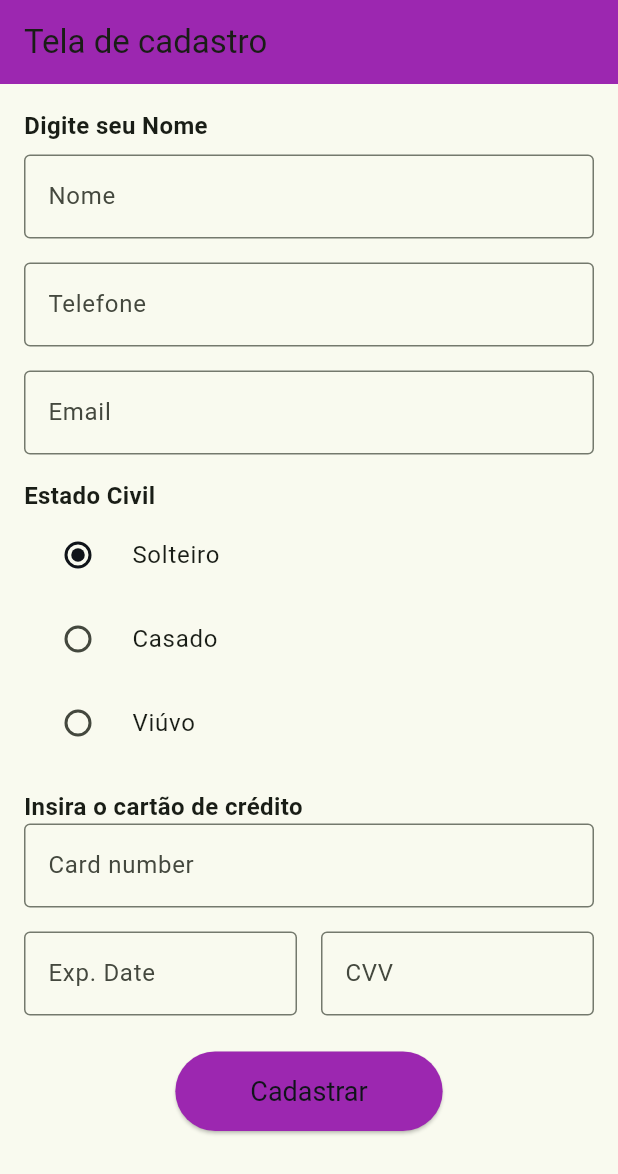
After one commit to lemuelpires/flutter_sigma, a Flutter app: the CadastroScreen screen opened directly, on a phone screen of 412 x 824 dp. The commit adds this screen. Shown: the top 1174 px of the screen. Run offline on Flutter 3.47's test engine with Material 3 defaults, Android fonts, the phone set to English and light mode, and no system bars; our stand-ins replace cloud_firestore, dio, firebase_auth, firebase_core, flutter_svg, font_awesome_flutter and 2 more; accounts and stored records are empty; project files that could hold a hidden picture were left out.

Commit message:
testes de design

```diff
--- /dev/null
+++ b/lib/teste_Cadastro.dart
@@ -0,0 +1,160 @@
+import 'package:flutter/material.dart';
+
+void main() {
+  runApp(TesteCadastro());
+}
+
+class TesteCadastro extends StatelessWidget {
+  @override
+  Widget build(BuildContext context) {
+    return MaterialApp(
+      home: CadastroScreen(),
+    );
+  }
+}
+
+class CadastroScreen extends StatefulWidget {
+  @override
+  _CadastroScreenState createState() => _CadastroScreenState();
+}
+
+class _CadastroScreenState extends State<CadastroScreen> {
+  String _estadoCivil = 'Solteiro';
+
+  @override
+  Widget build(BuildContext context) {
+    return Scaffold(
+      appBar: AppBar(
+        title: Text("Tela de cadastro"),
+        backgroundColor: Colors.purple,
+      ),
+      body: Padding(
+        padding: const EdgeInsets.all(16.0),
+        child: SingleChildScrollView(
+          child: Column(
+            crossAxisAlignment: CrossAxisAlignment.start,
+            children: [
+              Text(
+                "Digite seu Nome",
+                style: TextStyle(fontSize: 16, fontWeight: FontWeight.bold),
+              ),
+              SizedBox(height: 8),
+              TextField(
+                decoration: InputDecoration(
+                  labelText: 'Nome',
+                  border: OutlineInputBorder(),
+                ),
+              ),
+              SizedBox(height: 16),
+              TextField(
+                decoration: InputDecoration(
+                  labelText: 'Telefone',
+                  border: OutlineInputBorder(),
+                ),
+                keyboardType: TextInputType.phone,
+              ),
+              SizedBox(height: 16),
+              TextField(
+                decoration: InputDecoration(
+                  labelText: 'Email',
+                  border: OutlineInputBorder(),
+                ),
+                keyboardType: TextInputType.emailAddress,
+              ),
+              SizedBox(height: 16),
+              Text(
+                "Estado Civil",
+                style: TextStyle(fontSize: 16, fontWeight: FontWeight.bold),
+              ),
+              Column(
+                children: [
+                  RadioListTile(
+                    title: Text("Solteiro"),
+                    value: "Solteiro",
+                    groupValue: _estadoCivil,
+                    onChanged: (value) {
+                      setState(() {
+                        _estadoCivil = value.toString();
+                      });
+                    },
+                  ),
+                  RadioListTile(
+                    title: Text("Casado"),
+                    value: "Casado",
+                    groupValue: _estadoCivil,
+                    onChanged: (value) {
+                      setState(() {
+                        _estadoCivil = value.toString();
+                      });
+                    },
+                  ),
+                  RadioListTile(
+                    title: Text("Viúvo"),
+                    value: "Viúvo",
+                    groupValue: _estadoCivil,
+                    onChanged: (value) {
+                      setState(() {
+                        _estadoCivil = value.toString();
+                      });
+                    },
+                  ),
+                ],
+              ),
+              SizedBox(height: 16),
+              Text(
+                "Insira o cartão de crédito",
+                style: TextStyle(fontSize: 16, fontWeight: FontWeight.bold),
+              ),
+              TextField(
+                decoration: InputDecoration(
+                  labelText: 'Card number',
+                  border: OutlineInputBorder(),
+                ),
+                obscureText: true,
+                keyboardType: TextInputType.number,
+              ),
+              SizedBox(height: 16),
+              Row(
+                children: [
+                  Expanded(
+                    child: TextField(
+                      decoration: InputDecoration(
+                        labelText: 'Exp. Date',
+                        border: OutlineInputBorder(),
+                      ),
+                      keyboardType: TextInputType.datetime,
+                    ),
+                  ),
+                  SizedBox(width: 16),
+                  Expanded(
+                    child: TextField(
+                      decoration: InputDecoration(
+                        labelText: 'CVV',
+                        border: OutlineInputBorder(),
+                      ),
+                      keyboardType: TextInputType.number,
+                    ),
+                  ),
+                ],
+              ),
+              SizedBox(height: 24),
+              Center(
+                child: ElevatedButton(
+                  onPressed: () {
+                    // Ação de cadastro
+                  },
+                  style: ElevatedButton.styleFrom(
+                    backgroundColor: Colors.purple,
+                    padding: EdgeInsets.symmetric(horizontal: 50, vertical: 16),
+                    textStyle: TextStyle(fontSize: 18),
+                  ),
+                  child: Text("Cadastrar"),
+                ),
+              ),
+            ],
+          ),
+        ),
+      ),
+    );
+  }
+}
--- a/lib/widgets/header.dart
+++ b/lib/widgets/header.dart
@@ -53,17 +53,17 @@ class CustomHeader extends StatelessWidget {
             PopupMenuButton<String>(
               icon: const Icon(Icons.menu, color: Colors.white),
               onSelected: (value) {
-                // Lógica para ação do menu
+                Navigator.pushNamed(context, value);
               },
               itemBuilder: (BuildContext context) {
                 return [
                   const PopupMenuItem(
-                    value: 'item1',
-                    child: Text('Item 1', style: TextStyle(color: Colors.black)),
+                    value: '/ambiente_administrador',
+                    child: Text('Ambiente Administrador', style: TextStyle(color: Colors.black)),
                   ),
                   const PopupMenuItem(
-                    value: 'item2',
-                    child: Text('Item 2', style: TextStyle(color: Colors.black)),
+                    value: '/teste_cadastro',
+                    child: Text('teste de cadastro', style: TextStyle(color: Colors.black)),
                   ),
                   const PopupMenuItem(
                     value: 'item3',
```
